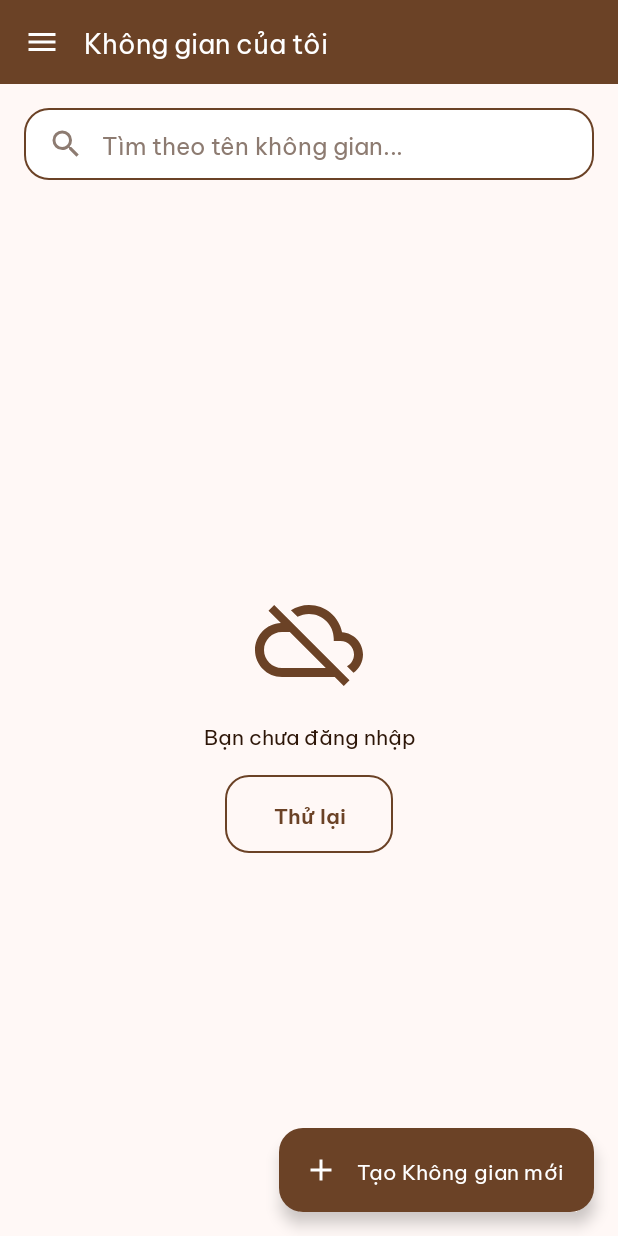
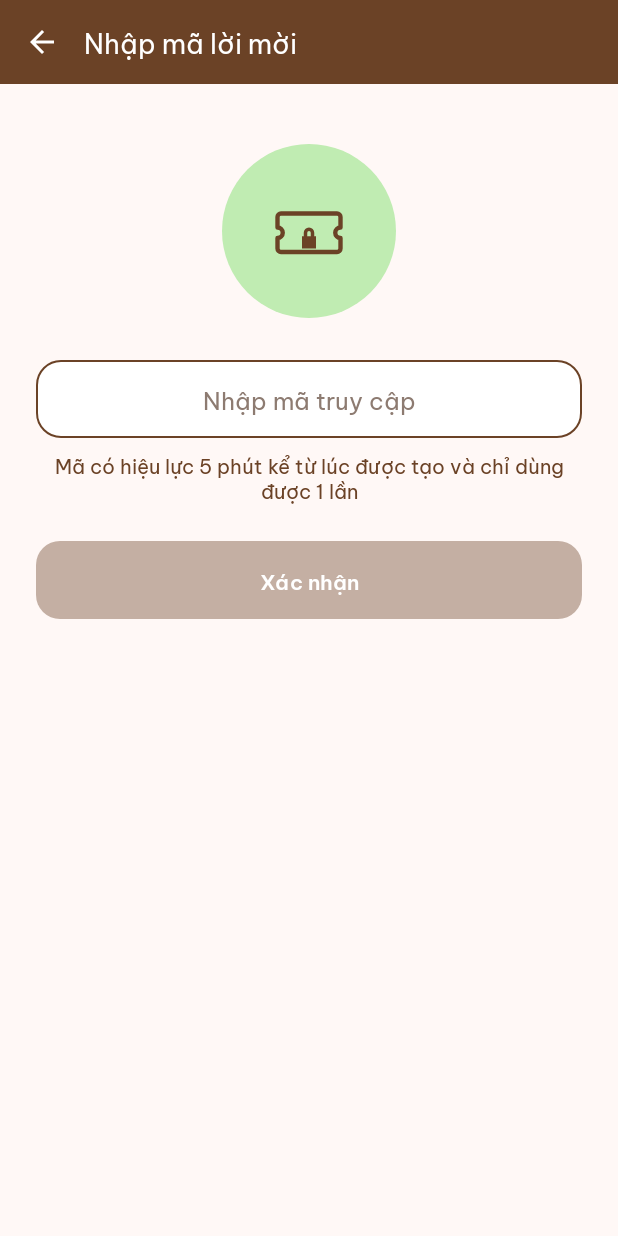
Before and after one commit to Tex-Aiuse/App_GiaPha, an Android app: the SpaceListActivity screen opened directly, with no data from a screen before it, after a tap on "Nhập mã lời mời", on a phone screen of 412 x 824 dp. Run offline under Robolectric (Android 15) with nearby library versions, the phone set to English and light mode, and no system bars; 1 other tap on this screen came first.

Commit message:
6d. GD-04. Hồ sơ cá nhân; GD-05. Nhập mã lời mời

```diff
--- a/app/src/main/java/com/example/my_app_giapha/data/FakeRepository.kt
+++ b/app/src/main/java/com/example/my_app_giapha/data/FakeRepository.kt
@@ -90,7 +90,11 @@ class FakeRepository : Repository {
         if (giaLapLoi) return matKetNoi()
         val tk = nhanDang() ?: return loi(LoiApp.CHUA_DANG_NHAP, "Bạn chưa đăng nhập")
         val ds = thanVien
-            .filter { it.idTaiKhoan == tk.idTaiKhoan && it.trangThai == TrangThaiThanhVien.HOAT_DONG }
+            .filter {
+                it.idTaiKhoan == tk.idTaiKhoan &&
+                        it.trangThai == TrangThaiThanhVien.HOAT_DONG &&
+                        it.vaiTro != VaiTro.KHACH_TAM
+            }
             .mapNotNull { tv ->
                 khongGian.firstOrNull { it.idKhongGian == tv.idKhongGian }?.let { KhongGianCuaToi(it, tv.vaiTro) }
             }
--- a/app/src/main/java/com/example/my_app_giapha/ui/Routes.kt
+++ b/app/src/main/java/com/example/my_app_giapha/ui/Routes.kt
@@ -7,6 +7,8 @@ import com.example.my_app_giapha.data.Services
 import com.example.my_app_giapha.model.LoaiTaiKhoan
 import com.example.my_app_giapha.model.TaiKhoan
 import com.example.my_app_giapha.ui.auth.LoginActivity
+import com.example.my_app_giapha.ui.profile.ProfileActivity
+import com.example.my_app_giapha.ui.space.JoinCodeActivity
 import com.example.my_app_giapha.ui.space.SpaceListActivity
 
 /** Mọi lối đi giữa các màn hình. Dòng ghi "TẠM" sẽ được thay khi làm tới màn đó. */
@@ -35,7 +37,9 @@ object Routes {
     fun moKhongGian(activity: Activity, idKhongGian: Int) =
         activity.tam("TẠM: mở cây GD-06 của không gian #$idKhongGian (bước 7)")
 
-    fun moHoSo(activity: Activity) = activity.tam("TẠM: GD-04 Hồ sơ (lượt 6d)")
+    fun moHoSo(activity: Activity) =
+        activity.startActivity(Intent(activity, ProfileActivity::class.java))
 
-    fun moNhapMa(activity: Activity) = activity.tam("TẠM: GD-05 Nhập mã (lượt 6d)")
+    fun moNhapMa(activity: Activity) =
+        activity.startActivity(Intent(activity, JoinCodeActivity::class.java))
 }
--- a/app/src/main/java/com/example/my_app_giapha/ui/common/Insets.kt
+++ b/app/src/main/java/com/example/my_app_giapha/ui/common/Insets.kt
@@ -22,3 +22,15 @@ fun View.applySystemBarsPadding() {
         insets
     }
 }
+
+/** Chỉ chừa chỗ ở đáy (thanh điều hướng, bàn phím); dùng khi phần trên đã có thanh tiêu đề tự xử lý. */
+fun View.applyBottomInsetPadding() {
+    val base = paddingBottom
+    ViewCompat.setOnApplyWindowInsetsListener(this) { v, insets ->
+        val bars = insets.getInsets(
+            WindowInsetsCompat.Type.systemBars() or WindowInsetsCompat.Type.ime()
+        )
+        v.setPadding(v.paddingLeft, v.paddingTop, v.paddingRight, base + bars.bottom)
+        insets
+    }
+}
--- /dev/null
+++ b/app/src/main/java/com/example/my_app_giapha/ui/space/JoinCodeActivity.kt
@@ -0,0 +1,47 @@
+package com.example.my_app_giapha.ui.space
+
+import android.os.Bundle
+import android.view.View
+import androidx.appcompat.app.AppCompatActivity
+import androidx.core.widget.doAfterTextChanged
+import com.example.my_app_giapha.data.Kq
+import com.example.my_app_giapha.data.Services
+import com.example.my_app_giapha.databinding.ActivityJoinCodeBinding
+import com.example.my_app_giapha.ui.Routes
+import com.example.my_app_giapha.ui.common.applyBottomInsetPadding
+import com.example.my_app_giapha.ui.common.setup
+
+/** GD-05 — Nhập mã lời mời để xem tạm một không gian (Khách tạm). */
+class JoinCodeActivity : AppCompatActivity() {
+
+    private lateinit var b: ActivityJoinCodeBinding
+    private val repo get() = Services.repository
+
+    override fun onCreate(savedInstanceState: Bundle?) {
+        super.onCreate(savedInstanceState)
+        b = ActivityJoinCodeBinding.inflate(layoutInflater)
+        setContentView(b.root)
+        b.appBar.setup(this, "Nhập mã lời mời")
+        b.root.applyBottomInsetPadding()
+
+        b.etCode.doAfterTextChanged {
+            b.btnConfirm.isEnabled = !it.isNullOrBlank()
+            showError(null)
+        }
+        b.btnConfirm.setOnClickListener {
+            when (val r = repo.vaoBangMa(b.etCode.text.toString())) {
+                is Kq.Loi -> showError(r.thongBao)
+                is Kq.Ok -> {
+                    Routes.moKhongGian(this, r.giaTri.idKhongGian)
+                    finish()   // Back từ cây quay về GD-03, không quay lại màn này
+                }
+            }
+        }
+    }
+
+    private fun showError(message: String?) {
+        b.etCode.isActivated = message != null
+        b.tvError.text = message
+        b.tvError.visibility = if (message != null) View.VISIBLE else View.GONE
+    }
+}
--- /dev/null
+++ b/app/src/main/res/drawable/bg_input_readonly.xml
@@ -0,0 +1,5 @@
+<shape xmlns:android="http://schemas.android.com/apk/res/android" android:shape="rectangle">
+    <solid android:color="#EFEAE6" />
+    <stroke android:width="1dp" android:color="@color/border_default" />
+    <corners android:radius="16dp" />
+</shape>
--- /dev/null
+++ b/app/src/main/res/drawable/ic_ticket_lock.xml
@@ -0,0 +1,12 @@
+<vector xmlns:android="http://schemas.android.com/apk/res/android"
+    android:width="56dp" android:height="56dp" android:viewportWidth="48" android:viewportHeight="48">
+    <path
+        android:fillColor="#00000000"
+        android:pathData="M8,14h32a2,2 0 0 1 2,2v6a3,3 0 0 0 0,6v6a2,2 0 0 1 -2,2H8a2,2 0 0 1 -2,-2v-6a3,3 0 0 0 0,-6v-6a2,2 0 0 1 2,-2z"
+        android:strokeColor="#6B4226" android:strokeLineJoin="round" android:strokeWidth="2.5" />
+    <path
+        android:fillColor="#00000000"
+        android:pathData="M22,27v-2a2,2 0 0 1 4,0v2"
+        android:strokeColor="#6B4226" android:strokeLineCap="round" android:strokeWidth="2" />
+    <path android:fillColor="#6B4226" android:pathData="M20,27h8v7h-8z" />
+</vector>
--- /dev/null
+++ b/app/src/main/res/layout/activity_join_code.xml
@@ -0,0 +1,72 @@
+<?xml version="1.0" encoding="utf-8"?>
+<LinearLayout xmlns:android="http://schemas.android.com/apk/res/android"
+    android:layout_width="match_parent"
+    android:layout_height="match_parent"
+    android:background="@color/bg_screen"
+    android:orientation="vertical">
+
+    <include
+        android:id="@+id/appBar"
+        layout="@layout/view_app_bar" />
+
+    <LinearLayout
+        android:layout_width="match_parent"
+        android:layout_height="wrap_content"
+        android:orientation="vertical"
+        android:padding="24dp">
+
+        <ImageView
+            android:layout_width="116dp"
+            android:layout_height="116dp"
+            android:layout_gravity="center_horizontal"
+            android:layout_marginTop="16dp"
+            android:background="@drawable/bg_circle_green"
+            android:importantForAccessibility="no"
+            android:padding="30dp"
+            android:src="@drawable/ic_ticket_lock" />
+
+        <EditText
+            android:id="@+id/etCode"
+            style="@style/Widget.GiaPha.Input"
+            android:layout_width="match_parent"
+            android:layout_height="52dp"
+            android:layout_marginTop="28dp"
+            android:fontFamily="@font/be_vietnam_pro_semibold"
+            android:gravity="center"
+            android:hint="Nhập mã truy cập"
+            android:importantForAutofill="no"
+            android:inputType="textCapCharacters|textNoSuggestions"
+            android:maxLength="16" />
+
+        <TextView
+            android:id="@+id/tvError"
+            android:layout_width="match_parent"
+            android:layout_height="wrap_content"
+            android:layout_marginTop="8dp"
+            android:fontFamily="@font/be_vietnam_pro"
+            android:gravity="center"
+            android:textColor="@color/danger"
+            android:textSize="13sp"
+            android:visibility="gone" />
+
+        <TextView
+            android:layout_width="match_parent"
+            android:layout_height="wrap_content"
+            android:layout_marginStart="8dp"
+            android:layout_marginTop="8dp"
+            android:layout_marginEnd="8dp"
+            android:fontFamily="@font/be_vietnam_pro"
+            android:gravity="center"
+            android:text="Mã có hiệu lực 5 phút kể từ lúc được tạo và chỉ dùng được 1 lần"
+            android:textColor="@color/brown_primary"
+            android:textSize="13sp" />
+
+        <com.google.android.material.button.MaterialButton
+            android:id="@+id/btnConfirm"
+            android:layout_width="match_parent"
+            android:layout_height="52dp"
+            android:layout_marginTop="24dp"
+            android:enabled="false"
+            android:text="Xác nhận" />
+    </LinearLayout>
+</LinearLayout>
```
Also changed, not shown: app/src/main/AndroidManifest.xml (+10 -0 lines), app/src/main/java/com/example/my_app_giapha/ui/profile/ProfileActivity.kt (added, +80 -0 lines), app/src/main/res/layout/activity_profile.xml (added, +207 -0 lines), app/src/main/res/values/styles.xml (+7 -0 lines).
